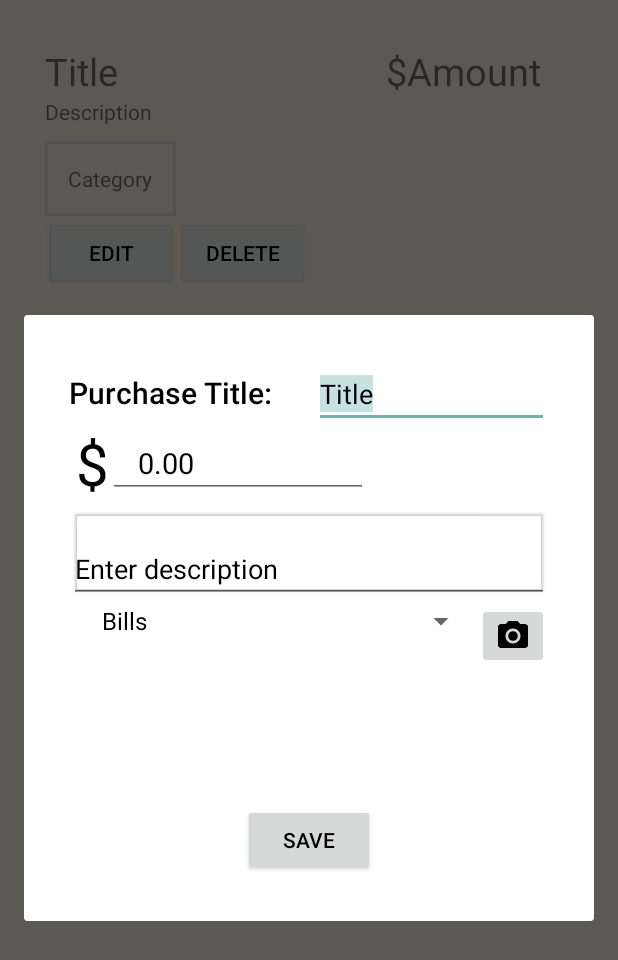
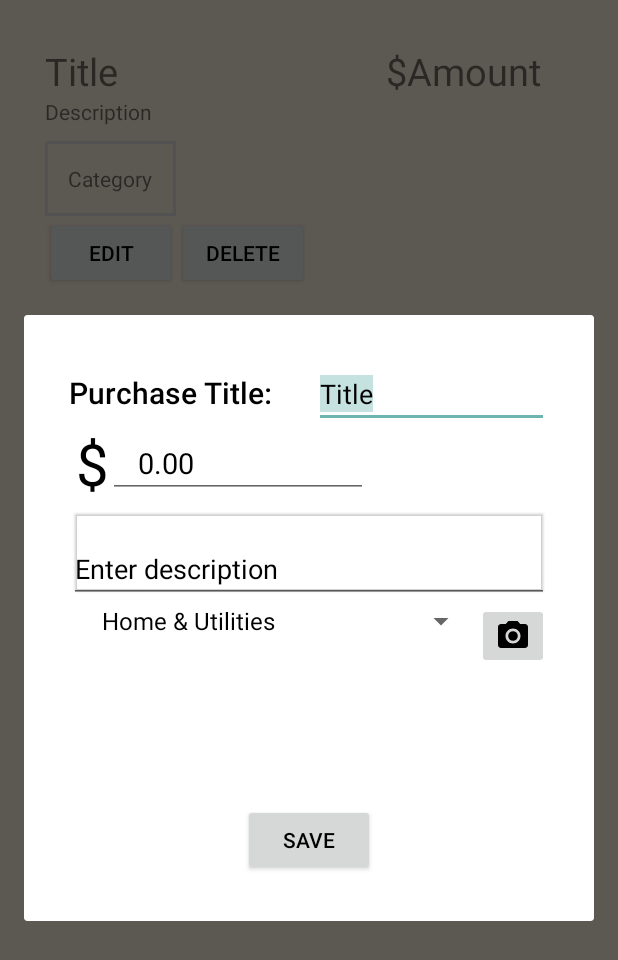
Before and after one commit to bryannaphan/FundGuy, an Android app: the fragment AddItemDialog placed in its activity, on a phone screen of 412 x 824 dp. Shown: the top 960 px of the screen. Run offline under Robolectric (Android 15) with nearby library versions, the phone set to English and light mode, and no system bars; 7 statements that could not run were skipped.

Commit message:
more info in the categories (includes transportation) when adding items

```diff
--- a/app/src/main/java/edu/ucsb/cs/cs185/bryannaphan/fundguy/AddItemDialog.java
+++ b/app/src/main/java/edu/ucsb/cs/cs185/bryannaphan/fundguy/AddItemDialog.java
@@ -62,8 +62,9 @@ public class AddItemDialog extends DialogFragment  {
         final ImageButton imageButton = (ImageButton) in.findViewById(R.id.imageButton);                //get the image/bitmap here
 
         List<String> categories = new ArrayList<String>();
-        categories.add("Bills");
+        categories.add("Home & Utilities");
         categories.add("Food");
+        categories.add("Transportation");
         categories.add("Treat Yo Self");
         categories.add("Other");
         ArrayAdapter<String> dataAdapter = new ArrayAdapter<String>(getActivity(), android.R.layout.simple_spinner_item, categories);
```
